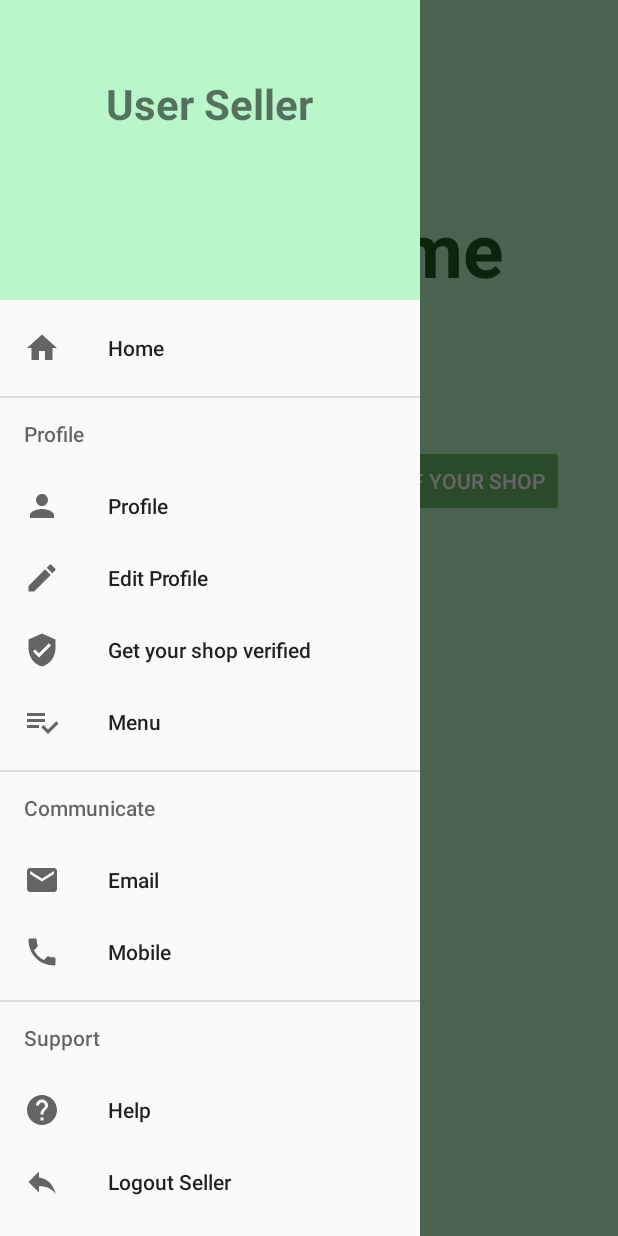
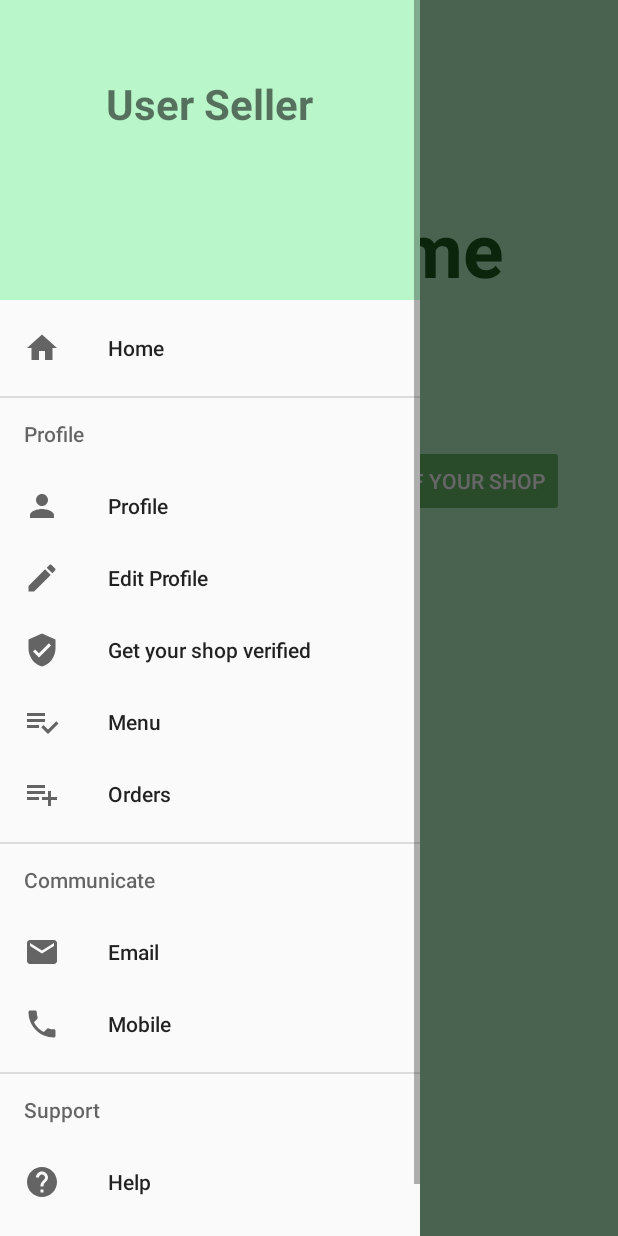
Before and after one commit to viren-vii/Book-My-Basket, an Android app: the Seller_Home screen opened directly, with no data from a screen before it, with the side drawer open, on a phone screen of 412 x 824 dp. Run offline under Robolectric (Android 15) with nearby library versions, the phone set to English and light mode, and no system bars; our stand-ins replace Firebase (no records; nobody signed in at launch, a user with empty details on screens opened directly).

Commit message:
New commit with working order placement

```diff
--- a/app/src/main/AndroidManifest.xml
+++ b/app/src/main/AndroidManifest.xml
@@ -17,7 +17,8 @@
         android:roundIcon="@mipmap/ic_launcher_round"
         android:supportsRtl="true"
         android:theme="@style/AppTheme">
-        <activity android:name=".DetailedActivity"/>
+        <activity android:name=".OrderDisplaySeller"></activity>
+        <activity android:name=".DetailedActivity" />
         <activity android:name=".AddItem" />
         <activity android:name=".SellerMenu" />
         <activity android:name=".OrderTest" />
--- a/app/src/main/java/com/example/gocorona/AdapterClass.java
+++ b/app/src/main/java/com/example/gocorona/AdapterClass.java
@@ -14,8 +14,6 @@ import com.google.firebase.database.DatabaseReference;
 import com.google.firebase.database.FirebaseDatabase;
 
 import java.util.ArrayList;
-
-;
 
 public class AdapterClass extends RecyclerView.Adapter<AdapterClass.MyViewHolder> {
 
--- a/app/src/main/java/com/example/gocorona/Seller_Home.java
+++ b/app/src/main/java/com/example/gocorona/Seller_Home.java
@@ -232,6 +232,10 @@ public class Seller_Home extends AppCompatActivity implements NavigationView.OnN
                 Intent intToMenu = new Intent(Seller_Home.this , SellerMenu.class);
                 startActivity(intToMenu);
                 break;
+            case R.id.nav_view_order:
+                Intent intToOrderDisplay = new Intent(Seller_Home.this , OrderDisplaySeller.class);
+                startActivity(intToOrderDisplay);
+                break;
             case R.id.nav_Email_Id:
                 Intent intToMail = new Intent(Intent.ACTION_SENDTO, Uri.fromParts(
                         "mailto","virubhosale112@gmail.com", null));
--- /dev/null
+++ b/app/src/main/res/drawable/orders_seller.xml
@@ -0,0 +1,5 @@
+<vector android:height="24dp" android:tint="#2F2F2F"
+    android:viewportHeight="24.0" android:viewportWidth="24.0"
+    android:width="24dp" xmlns:android="http://schemas.android.com/apk/res/android">
+    <path android:fillColor="#FF000000" android:pathData="M14,10L2,10v2h12v-2zM14,6L2,6v2h12L14,6zM18,14v-4h-2v4h-4v2h4v4h2v-4h4v-2h-4zM2,16h8v-2L2,14v2z"/>
+</vector>
--- a/app/src/main/res/menu/main_menu_seller.xml
+++ b/app/src/main/res/menu/main_menu_seller.xml
@@ -26,6 +26,11 @@
                     android:id="@+id/nav_set_menu"
                     android:title="Menu"
                     android:icon="@drawable/menu_seller"/>
+                <item
+                    android:id="@+id/nav_view_order"
+                    android:title="Orders"
+                    android:icon="@drawable/orders_seller"/>
+
             </group>
 
         </menu>
```
Also changed, not shown: app/src/main/java/com/example/gocorona/Comment.java (+2 -6 lines), app/src/main/java/com/example/gocorona/DetailedActivity.java (+11 -53 lines), app/src/main/java/com/example/gocorona/OrderDisplaySeller.java (added, +80 -0 lines), app/src/main/res/layout/activity_order_display_seller.xml (added, +19 -0 lines).
